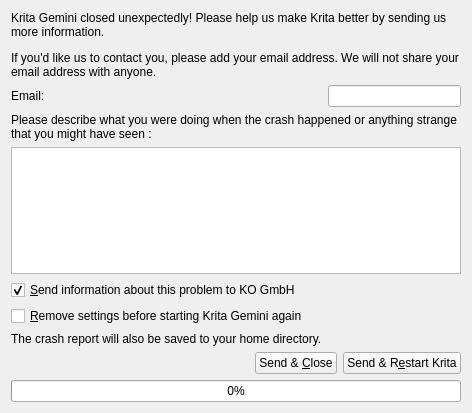
Above: krita/crashreporter/wdg_crash_reporter.ui from KDE/calligra before the change. Below: the same form after it.
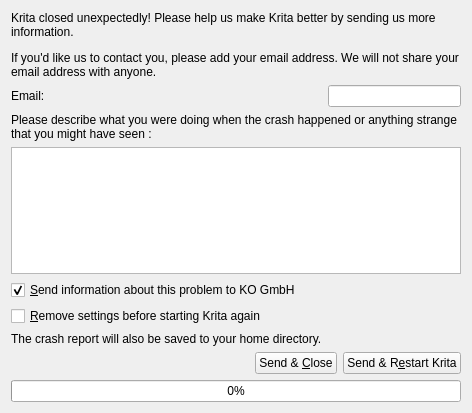
That is the form after the change.

```diff
--- a/krita/crashreporter/wdg_crash_reporter.ui
+++ b/krita/crashreporter/wdg_crash_reporter.ui
@@ -20,7 +20,7 @@
       <string>This information includes the type of computer you use, and information about the usage of Krita. No personal information is sent to Krita.</string>
      </property>
      <property name="text">
-      <string>&amp;Remove settings before starting Krita Gemini again</string>
+      <string>&amp;Remove settings before starting Krita again</string>
      </property>
      <property name="checked">
       <bool>false</bool>
@@ -30,7 +30,7 @@
    <item row="0" column="0" colspan="2">
     <widget class="QLabel" name="label">
      <property name="text">
-      <string>&lt;html&gt;&lt;head/&gt;&lt;body&gt;&lt;p&gt;Krita Gemini closed unexpectedly! Please help us make Krita better by sending us more information.&lt;/p&gt;&lt;p&gt;If you'd like us to contact you, please add your email address. We will not share your email address with anyone.&lt;/p&gt;&lt;/body&gt;&lt;/html&gt;</string>
+      <string>&lt;html&gt;&lt;head/&gt;&lt;body&gt;&lt;p&gt;Krita closed unexpectedly! Please help us make Krita better by sending us more information.&lt;/p&gt;&lt;p&gt;If you'd like us to contact you, please add your email address. We will not share your email address with anyone.&lt;/p&gt;&lt;/body&gt;&lt;/html&gt;</string>
      </property>
      <property name="textFormat">
       <enum>Qt::RichText</enum>
```
Left out of the diff: 2 changed lines with no effect on the pictures.
